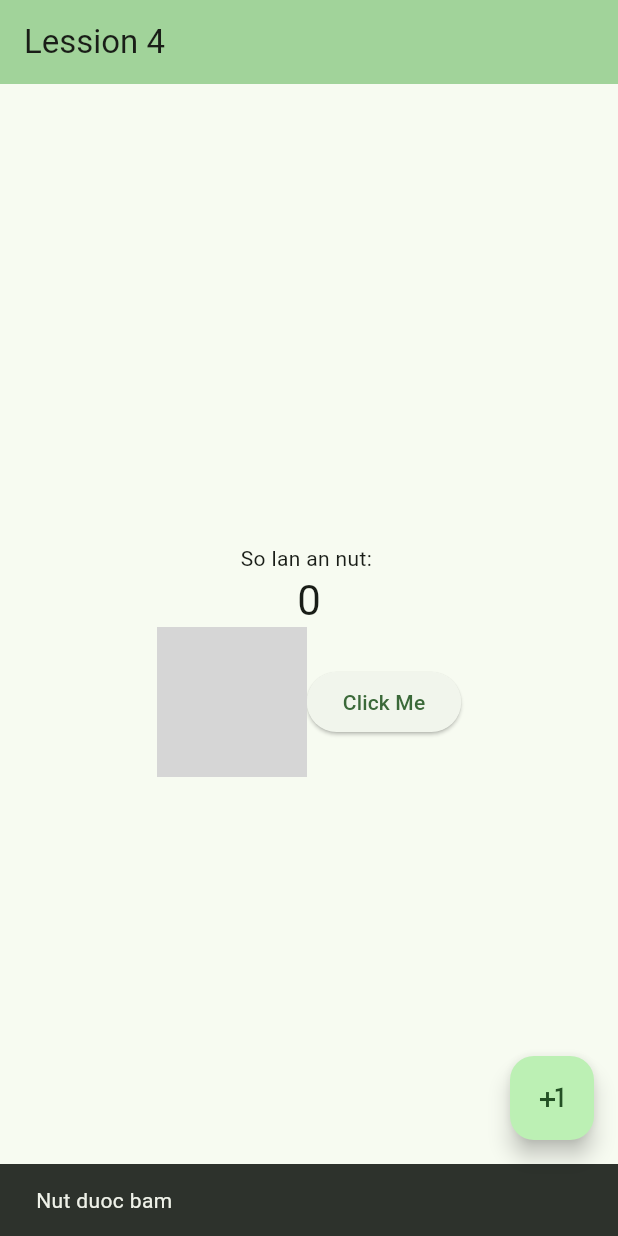
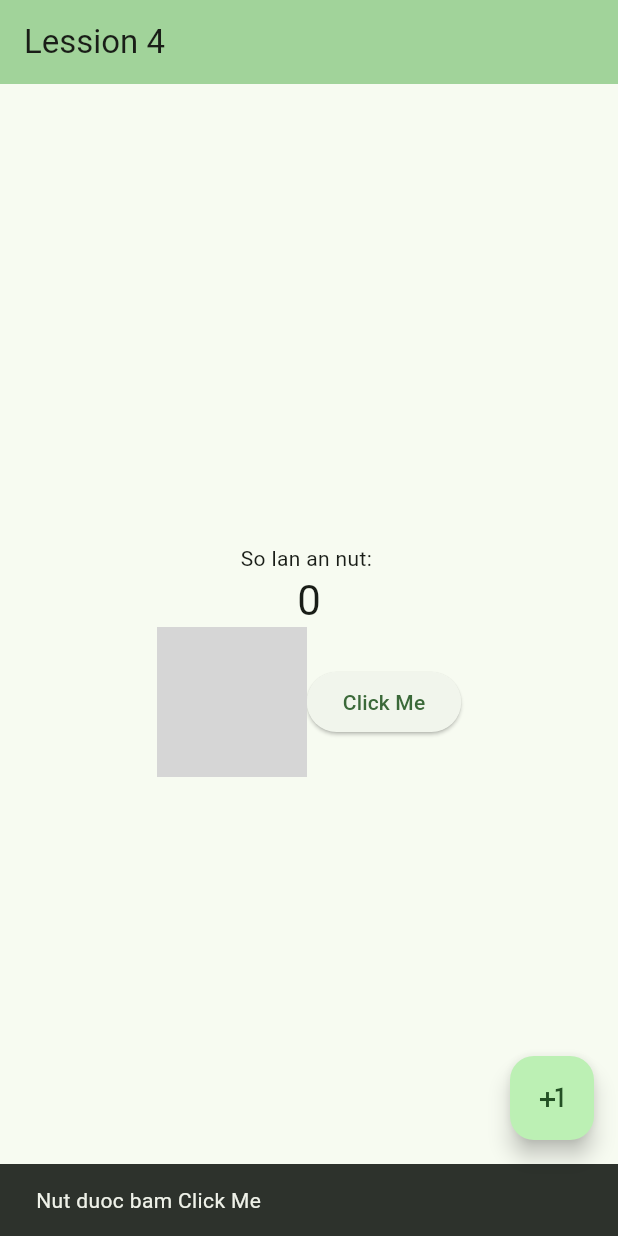
Before and after one commit to dntruong81/statefullwidget, a Flutter app: the screen it shows after launch, after a tap on "Click Me", on a phone screen of 412 x 824 dp. Run offline on Flutter 3.47's test engine with Material 3 defaults, Android fonts, the phone set to English and light mode, and no system bars; network calls fail; grey boxes are pictures that could not be loaded.

Commit message:
StatefullWidget commit 2

```diff
--- a/lib/main.dart
+++ b/lib/main.dart
@@ -51,7 +51,7 @@ class MyHomePageSate extends State<MyHomePage> {
                 Image.network(
                     'https://codefresher.vn/wp-content/uploads/2023/12/Banner-06-kh-Flutter.jpg',width: 100,height: 100,),
                 ElevatedButton(onPressed: (){
-                  ScaffoldMessenger.of(context).showSnackBar(SnackBar(content: Text('Nut duoc bam')));
+                  ScaffoldMessenger.of(context).showSnackBar(SnackBar(content: Text('Nut duoc bam Click Me')));
                 }, child: Text('Click Me'))
               ],
             )
```
